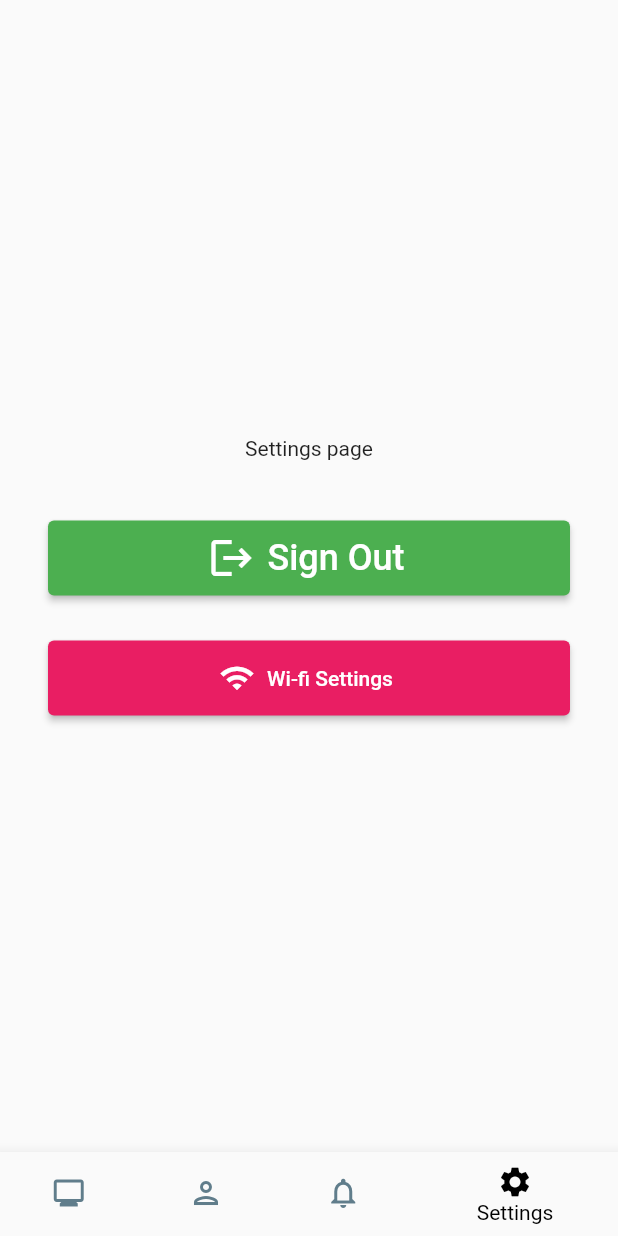
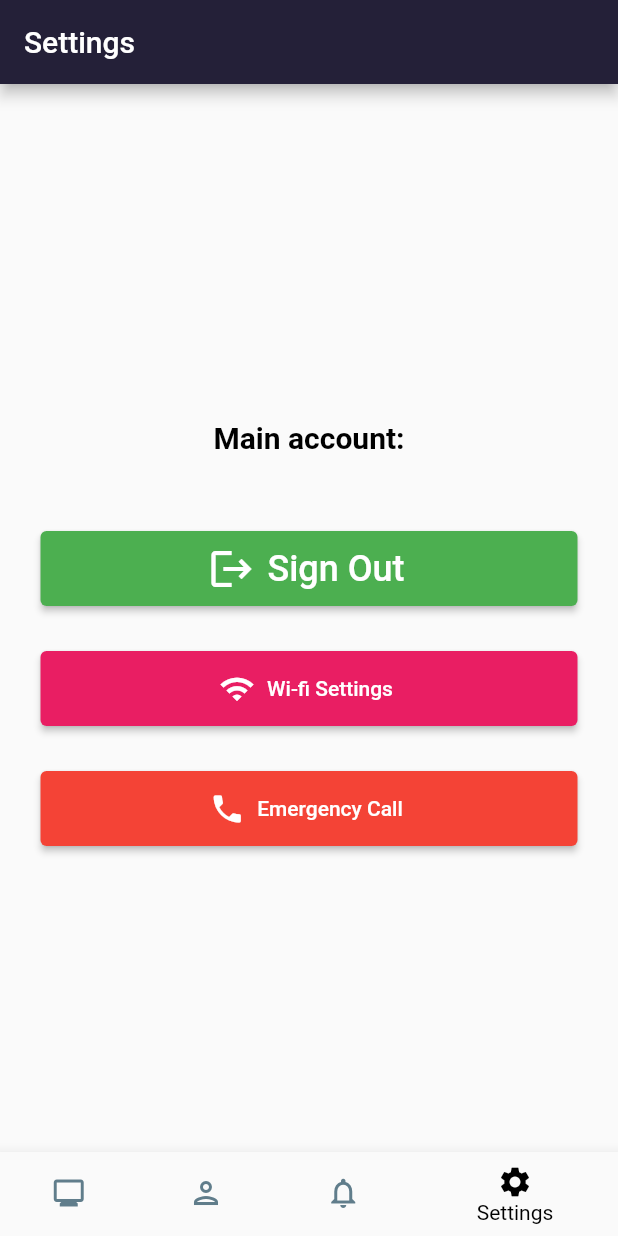
Before and after one commit to MarawanEldeib/Cypher, a Flutter app: the screen it shows once a user with an empty profile is signed in, item 4 of the bottom bar chosen, on a phone screen of 412 x 824 dp. Run offline on Flutter 3.47's test engine with Material 2 defaults, Android fonts, the light colour scheme and no system bars; our stand-ins replace awesome_notifications, firebase_auth, firebase_core, firebase_database, flutter_secure_storage, flutter_spinkit and 2 more; missing offline and left inert: open_settings; accounts and stored records are empty.

Commit message:
spinner and stuff

```diff
--- a/lib/navpages/settings_page.dart
+++ b/lib/navpages/settings_page.dart
@@ -2,6 +2,9 @@ import 'package:firebase_auth/firebase_auth.dart';
 
 import 'package:flutter/material.dart';
 import 'package:open_settings/open_settings.dart';
+import 'package:url_launcher/url_launcher.dart';
+
+import '../widget/constants.dart';
 
 class settingspage extends StatefulWidget {
   const settingspage({Key? key}) : super(key: key);
@@ -11,24 +14,48 @@ class settingspage extends StatefulWidget {
 }
 
 class _settingspageState extends State<settingspage> {
-
-
+  final user = FirebaseAuth.instance.currentUser!;
 
   @override
   Widget build(BuildContext context) {
     return Scaffold(
+      appBar: AppBar(
+        title: Text('Settings'),
+        backgroundColor: appcolortheme,
+      ),
       body: Padding(
-          padding: EdgeInsets.all(32),
+          padding: EdgeInsets.all(27),
           child: Column(
             mainAxisAlignment: MainAxisAlignment.center,
             children: [
-              Text("Settings page"),
-              SizedBox(height: 40),
+              Container(
+                padding: EdgeInsets.all(20),
+                child: Column(
+                  crossAxisAlignment: CrossAxisAlignment.start,
+                  children: [
+                    Text(
+                      'Main account:',
+                      style: TextStyle(
+                        fontSize: 20,
+                        color: Colors.black,
+                        fontWeight: FontWeight.bold,
+                      ),
+                    ),
+                    SizedBox(height: 10),
+                    Text(
+                      user.email.toString(),
+                      style: TextStyle(
+                        fontSize: 18,
+                        color: Colors.grey[600],
+                      ),
+                    )
+                  ],
+                ),
+              ),
               ElevatedButton.icon(
                 style: ElevatedButton.styleFrom(
-                  minimumSize: Size.fromHeight(50),
-                  backgroundColor: Colors.green
-                ),
+                    minimumSize: Size.fromHeight(50),
+                    backgroundColor: Colors.green),
                 icon: Icon(Icons.logout, size: 32),
                 label: Text(
                   'Sign Out',
@@ -40,14 +67,29 @@ class _settingspageState extends State<settingspage> {
               ElevatedButton.icon(
                 style: ElevatedButton.styleFrom(
                     minimumSize: Size.fromHeight(50),
-                    backgroundColor: Colors.pink
-                ),
+                    backgroundColor: Colors.pink),
                 onPressed: () {
                   OpenSettings.openWIFISetting();
                 },
                 icon: Icon(Icons.wifi),
                 label: Text('Wi-fi Settings'),
               ),
+              SizedBox(height: 30,),
+              ElevatedButton.icon(
+                style: ElevatedButton.styleFrom(
+                    minimumSize: Size.fromHeight(50),
+                    backgroundColor: Colors.red),
+                onPressed: () async {
+                  var url = Uri.parse("tel:999");
+                  if (await canLaunchUrl(url)) {
+                    await launchUrl(url);
+                  } else {
+                    throw 'Could not launch $url';
+                  }
+                },
+                icon: Icon(Icons.phone),
+                label: Text('Emergency Call'),
+              ),
             ],
           )),
     );
--- a/lib/widget/constants.dart
+++ b/lib/widget/constants.dart
@@ -22,3 +22,5 @@ const kLabelTextStyle = TextStyle(
   fontSize: 16.0,
   color: Color(0xFFFFFFFF),
 );
+
+const appcolortheme =  Color(0xFF242038);
--- a/lib/widget/login_widget.dart
+++ b/lib/widget/login_widget.dart
@@ -2,6 +2,7 @@ import 'dart:async';
 import 'package:firebase_auth/firebase_auth.dart';
 import 'package:flutter/material.dart';
 import 'package:flutter/services.dart';
+import 'package:flutter_spinkit/flutter_spinkit.dart';
 import 'package:quickalert/models/quickalert_type.dart';
 import 'package:quickalert/widgets/quickalert_dialog.dart';
 import 'constants.dart';
@@ -24,6 +25,7 @@ class _LoginWidgetState extends State<LoginWidget> {
   bool _isSaved = false;
   late String _email;
   late String _password;
+  bool _obscureText = true;
 
   @override
   void initState() {
@@ -31,9 +33,9 @@ class _LoginWidgetState extends State<LoginWidget> {
     _checkSavedCredentials();
     auth.isDeviceSupported().then(
           (bool isSupported) => setState(() => _supportState = isSupported
-          ? _SupportState.supported
-          : _SupportState.unsupported),
-    );
+              ? _SupportState.supported
+              : _SupportState.unsupported),
+        );
   }
 
   Future<void> _saveCredentials() async {
@@ -78,14 +80,13 @@ class _LoginWidgetState extends State<LoginWidget> {
     if (!mounted) {
       return;
     }
-    if(_isSaved && authenticated) {
+    if (_isSaved && authenticated) {
       _emailController.text = _email;
       _passwordController.text = _password;
     }
-    setState(() => _authorized = authenticated ? 'Authorized' : 'Not Authorized');
+    setState(
+        () => _authorized = authenticated ? 'Authorized' : 'Not Authorized');
   }
-
-
 
   Future signIn() async {
     showDialog(
@@ -93,7 +94,9 @@ class _LoginWidgetState extends State<LoginWidget> {
         barrierDismissible: false,
         builder: (context) {
           return const Center(
-            child: CircularProgressIndicator(),
+            child: SpinKitFadingFour(
+              color: appcolortheme,
+            ),
           );
         });
     try {
@@ -104,7 +107,9 @@ class _LoginWidgetState extends State<LoginWidget> {
       Navigator.pop(context);
     } on FirebaseAuthException catch (e) {
       print(e);
-      if (e.code == 'user-not-found' || e.code == 'wrong-password' || e.code == 'invalid-email') {
+      if (e.code == 'user-not-found' ||
+          e.code == 'wrong-password' ||
+          e.code == 'invalid-email') {
         Navigator.pop(context);
         return QuickAlert.show(
           context: context,
@@ -117,7 +122,7 @@ class _LoginWidgetState extends State<LoginWidget> {
           confirmBtnColor: kBottomContainerColor,
           confirmBtnText: 'OK',
         );
-      } else if ( e.code == 'unknown') {
+      } else if (e.code == 'unknown') {
         Navigator.pop(context);
         return QuickAlert.show(
           context: context,
@@ -134,28 +139,30 @@ class _LoginWidgetState extends State<LoginWidget> {
     }
   }
 
-
   @override
   Widget build(BuildContext context) {
     return MaterialApp(
       debugShowCheckedModeBanner: false,
       theme: ThemeData.dark().copyWith(
         appBarTheme: AppBarTheme(color: Color(0xFF242038)),
-        scaffoldBackgroundColor: Color(0xFF242038),
-        textTheme: TextTheme(bodyText2: TextStyle(color: Colors.white)),
+        scaffoldBackgroundColor: appcolortheme,
+        textTheme: TextTheme(bodyMedium: TextStyle(color: Colors.white)),
       ),
       home: Scaffold(
         resizeToAvoidBottomInset: false,
         body: Padding(
           padding: const EdgeInsets.all(15.0),
           child: SingleChildScrollView(
-          child: Column(
+            child: Column(
               mainAxisAlignment: MainAxisAlignment.start,
               crossAxisAlignment: CrossAxisAlignment.start,
               children: [
                 Center(
                   child: Container(
-                    child: Image.asset('assets/logo_foreground.png',height: 300,),
+                    child: Image.asset(
+                      'assets/logo_foreground.png',
+                      height: 300,
+                    ),
                   ),
                 ),
                 Text(
@@ -168,35 +175,58 @@ class _LoginWidgetState extends State<LoginWidget> {
                 Text(
                   'Please enter your credentials',
                 ),
-                SizedBox(height: 30,),
+                SizedBox(
+                  height: 30,
+                ),
                 Container(
                   child: TextField(
                     controller: _emailController,
-                    decoration: const InputDecoration(
+                    keyboardType: TextInputType.emailAddress,
+                    decoration:  InputDecoration(
                       focusedBorder: OutlineInputBorder(
-                        borderSide: BorderSide(color: Colors.white),
+                        borderSide: BorderSide(color: Colors.blue),
                       ),
                       border: OutlineInputBorder(),
+                      prefixIcon: Icon(Icons.email),
                       labelText: 'Email',
+                      suffixIcon: GestureDetector(
+                          onTap: () => _authenticate(),
+                      child: Icon(Icons.fingerprint,),),
                       labelStyle: kLabelTextStyle,
                     ),
                   ),
                 ),
-                SizedBox(height: 30,),
+                SizedBox(
+                  height: 30,
+                ),
                 Container(
                   child: TextField(
-                    obscureText: true,
+                    obscureText: _obscureText,
                     controller: _passwordController,
-                    decoration: const InputDecoration(
+                    decoration: InputDecoration(
                       focusedBorder: OutlineInputBorder(
-                          borderSide: BorderSide(color: Colors.white)),
+                          borderSide: BorderSide(color: Colors.blue)),
                       border: OutlineInputBorder(),
+                      prefixIcon: Icon(Icons.vpn_key),
+                      suffixIcon: GestureDetector(
+                        onTap: () {
+                          setState(() {
+                            _obscureText = !_obscureText;
+                          });
+                        },
+                        child: Icon(_obscureText
+                            ? Icons.visibility
+                            : Icons.visibility_off),
+                      ),
+                      suffixIconColor: _obscureText ? Colors.green : Colors.red,
                       labelText: 'Password',
                       labelStyle: kLabelTextStyle,
                     ),
                   ),
                 ),
-                SizedBox(height: 30,),
+                SizedBox(
+                  height: 30,
+                ),
                 Padding(
                   padding: const EdgeInsets.symmetric(horizontal: 1.0),
                   child: GestureDetector(
@@ -217,29 +247,8 @@ class _LoginWidgetState extends State<LoginWidget> {
                     ),
                   ),
                 ),
-                SizedBox(height: 30),
-                Center(child: Text('             OR \n \n Use Biometrics',style: TextStyle(fontWeight: FontWeight.bold),)),
-                SizedBox(height: 20),
-                 Center(
-                   child: GestureDetector(
-                      onTap: () =>  _authenticate(),
-                      child: Container(
-                        width: 200.0,
-                        height: 50.0,
-                        decoration: BoxDecoration(
-                          color: Colors.transparent,
-                        ),
-                        child: Icon(
-                          Icons.fingerprint,
-                          color: Colors.white,
-                          size: 70.0,
-                        ),
-                      ),
-                    ),
-                 ),
               ],
             ),
-
           ),
         ),
       ),
@@ -247,7 +256,6 @@ class _LoginWidgetState extends State<LoginWidget> {
   }
 }
 
-
 enum _SupportState {
   unknown,
   supported,
--- a/pubspec.yaml
+++ b/pubspec.yaml
@@ -30,7 +30,8 @@ dependencies:
   open_settings: ^2.0.2
   awesome_notifications: ^0.7.4+1
   intl: ^0.17.0
-  cloud_firestore: ^4.3.1
+  url_launcher: ^6.1.8
+  flutter_spinkit: ^5.1.0
 
 
 dev_dependencies:
```
Also changed, not shown: lib/main.dart (+2 -7 lines), lib/navpages/FingerprintPage.dart (+7 -3 lines), lib/navpages/FingerprintStepper.dart (+16 -4 lines), lib/navpages/history_page.dart (+6 -3 lines), lib/navpages/monitor_page.dart (+6 -30 lines), lib/navpages/noti.dart (+7 -2 lines), lib/navpages/profile_page.dart (+6 -1 lines), pubspec.lock, 1 other file.
